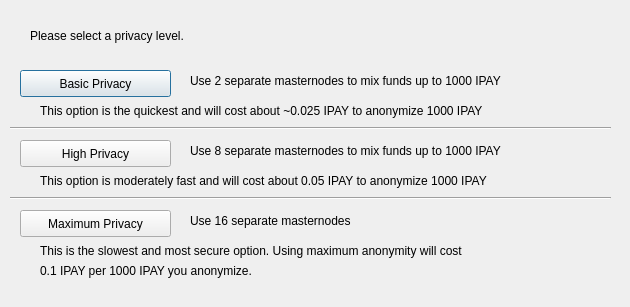
This is src/qt/forms/darksendconfig.ui in cryptodev35/iCash as Qt 5 draws it before an edit. The edited form follows.
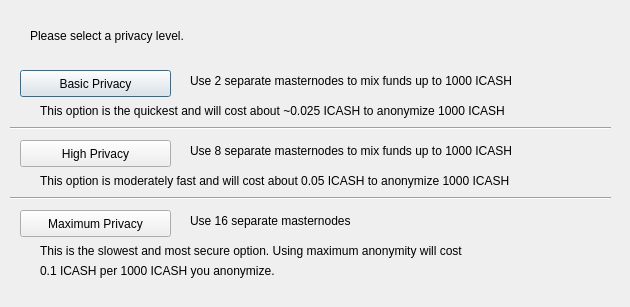
This is the edited form.

Commit message: Ticker change from IPAY to ICASH

Diff of the .ui file:
```diff
--- a/src/qt/forms/darksendconfig.ui
+++ b/src/qt/forms/darksendconfig.ui
@@ -75,7 +75,7 @@
     </rect>
    </property>
    <property name="text">
-    <string>Use 2 separate masternodes to mix funds up to 1000 IPAY</string>
+    <string>Use 2 separate masternodes to mix funds up to 1000 ICASH</string>
    </property>
   </widget>
   <widget class="QLabel" name="label_3">
@@ -88,7 +88,7 @@
     </rect>
    </property>
    <property name="text">
-    <string>Use 8 separate masternodes to mix funds up to 1000 IPAY</string>
+    <string>Use 8 separate masternodes to mix funds up to 1000 ICASH</string>
    </property>
   </widget>
   <widget class="QLabel" name="label_4">
@@ -114,7 +114,7 @@
     </rect>
    </property>
    <property name="text">
-    <string>This option is the quickest and will cost about ~0.025 IPAY to anonymize 1000 IPAY</string>
+    <string>This option is the quickest and will cost about ~0.025 ICASH to anonymize 1000 ICASH</string>
    </property>
   </widget>
   <widget class="QLabel" name="label_7">
@@ -127,7 +127,7 @@
     </rect>
    </property>
    <property name="text">
-    <string>This option is moderately fast and will cost about 0.05 IPAY to anonymize 1000 IPAY</string>
+    <string>This option is moderately fast and will cost about 0.05 ICASH to anonymize 1000 ICASH</string>
    </property>
   </widget>
   <widget class="QLabel" name="label_8">
@@ -153,7 +153,7 @@
     </rect>
    </property>
    <property name="text">
-    <string>0.1 IPAY per 1000 IPAY you anonymize.</string>
+    <string>0.1 ICASH per 1000 ICASH you anonymize.</string>
    </property>
   </widget>
   <widget class="Line" name="line">
```
The commit also changes 47 other files.
